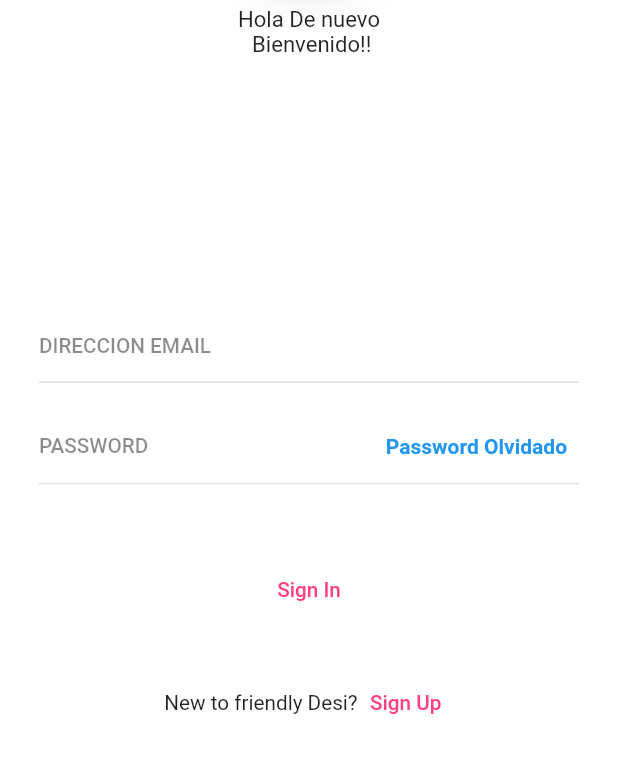
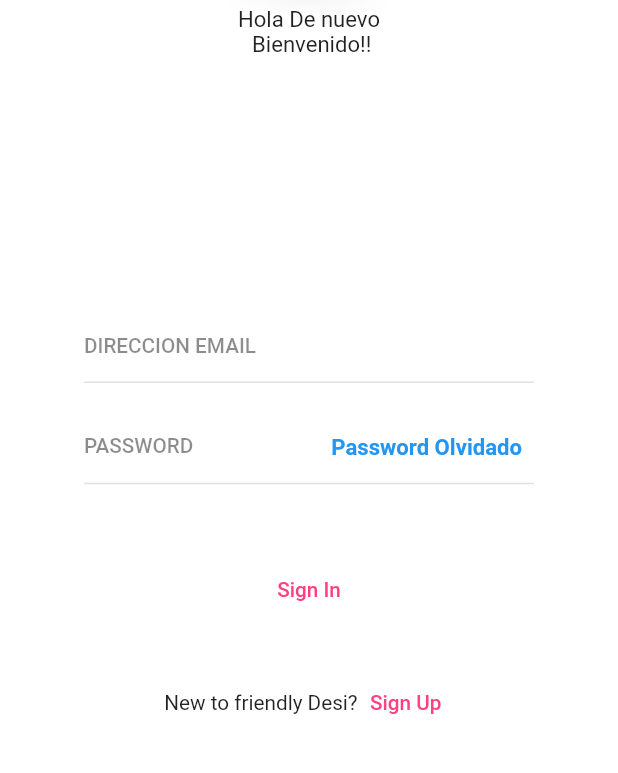
Before and after one commit to arodriguezgim/Flutter_avanzado, a Flutter app: the screen it shows after launch, on a phone screen of 412 x 824 dp, the part 314-1087 px from its top. Run offline on Flutter 3.47's test engine with Material 2 defaults, Android fonts, the phone set to English and light mode, and no system bars; our stand-ins replace flutter_svg.

Commit message:
login terminado

```diff
--- a/flutter_avanzado/flutter_api_rest/lib/widgets/login_form.dart
+++ b/flutter_avanzado/flutter_api_rest/lib/widgets/login_form.dart
@@ -29,8 +29,8 @@ class _LoginFormState extends State<LoginForm> {
       bottom: 30,
       child: Container(
         constraints: BoxConstraints(
-          maxWidth: responsive.isTablet ? 430 : 360,
-          minWidth: 350,
+          maxWidth: responsive.isTablet ? 430 : 300,
+          minWidth: 300,
         ),
         child: Form(
           key: _formKey,
@@ -80,7 +80,9 @@ class _LoginFormState extends State<LoginForm> {
                         onPressed: () {},
                         child: Text(
                           "Password Olvidado",
-                          style: TextStyle(fontWeight: FontWeight.bold),
+                          style: TextStyle(
+                              fontWeight: FontWeight.bold,
+                              fontSize: responsive.dp(1.6)),
                         ))
                   ],
                 ),
--- a/flutter_avanzado/flutter_api_rest/lib/widgets/register_form.dart
+++ b/flutter_avanzado/flutter_api_rest/lib/widgets/register_form.dart
@@ -30,8 +30,8 @@ class _RegisterFormState extends State<RegisterForm> {
       bottom: 30,
       child: Container(
         constraints: BoxConstraints(
-          maxWidth: responsive.isTablet ? 430 : 360,
-          minWidth: 350,
+          maxWidth: responsive.isTablet ? 430 : 300,
+          minWidth: 300,
         ),
         child: Form(
           key: _formKey,
```
Also changed, not shown: flutter_avanzado/flutter_api_rest/lib/pages/register_page.dart (+24 -17 lines), flutter_avanzado/flutter_api_rest/pubspec.lock.
